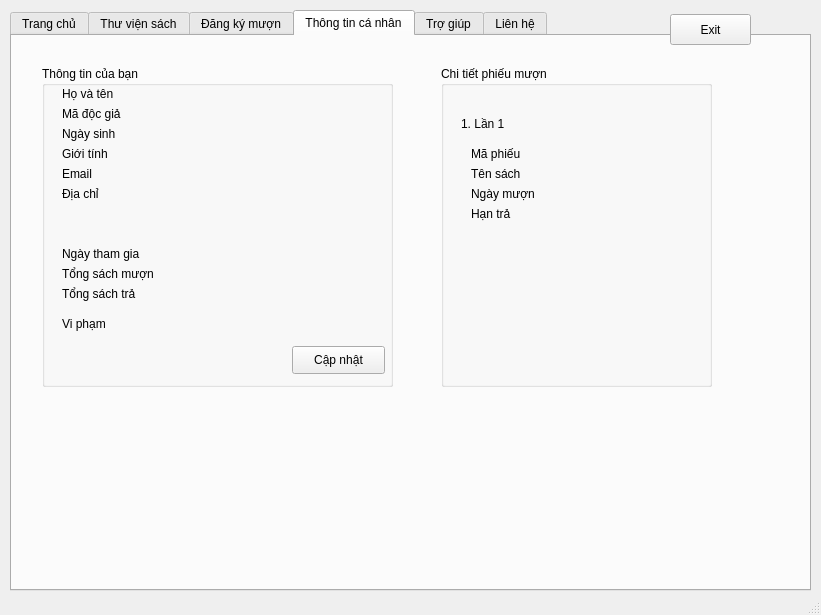
Before: the Qt Designer form reader.ui in duydvu/Library, drawn with Qt 5.
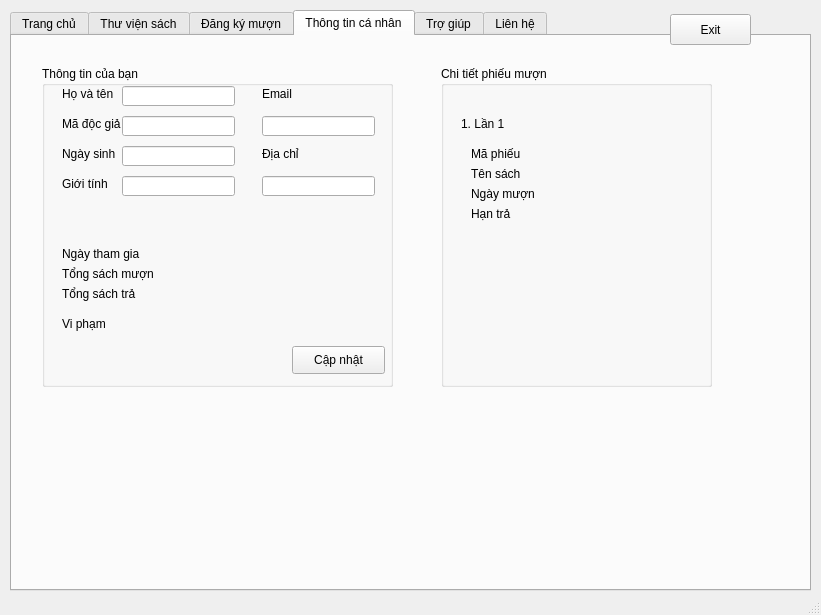
After: the same form once the commit is applied. The open tabs and pages were chosen to show the change.

```diff
--- a/reader.ui
+++ b/reader.ui
@@ -200,7 +200,7 @@
           <property name="geometry">
            <rect>
             <x>20</x>
-            <y>40</y>
+            <y>50</y>
             <width>81</width>
             <height>16</height>
            </rect>
@@ -213,7 +213,7 @@
           <property name="geometry">
            <rect>
             <x>20</x>
-            <y>60</y>
+            <y>80</y>
             <width>81</width>
             <height>16</height>
            </rect>
@@ -226,7 +226,7 @@
           <property name="geometry">
            <rect>
             <x>20</x>
-            <y>80</y>
+            <y>110</y>
             <width>81</width>
             <height>16</height>
            </rect>
@@ -238,8 +238,8 @@
          <widget class="QLabel" name="label_5">
           <property name="geometry">
            <rect>
-            <x>20</x>
-            <y>100</y>
+            <x>220</x>
+            <y>20</y>
             <width>101</width>
             <height>16</height>
            </rect>
@@ -251,8 +251,8 @@
          <widget class="QLabel" name="label_6">
           <property name="geometry">
            <rect>
-            <x>20</x>
-            <y>120</y>
+            <x>220</x>
+            <y>80</y>
             <width>101</width>
             <height>16</height>
            </rect>
@@ -326,6 +326,100 @@
            <string>Cập nhật</string>
           </property>
          </widget>
+         <widget class="QLineEdit" name="name">
+          <property name="geometry">
+           <rect>
+            <x>80</x>
+            <y>20</y>
+            <width>113</width>
+            <height>20</height>
+           </rect>
+          </property>
+          <property name="echoMode">
+           <enum>QLineEdit::Normal</enum>
+          </property>
+          <property name="readOnly">
+           <bool>true</bool>
+          </property>
+         </widget>
+         <widget class="QLineEdit" name="id">
+          <property name="geometry">
+           <rect>
+            <x>80</x>
+            <y>50</y>
+            <width>113</width>
+            <height>20</height>
+           </rect>
+          </property>
+          <property name="readOnly">
+           <bool>true</bool>
+          </property>
+         </widget>
+         <widget class="QLineEdit" name="dob">
+          <property name="geometry">
+           <rect>
+            <x>80</x>
+            <y>80</y>
+            <width>113</width>
+            <height>20</height>
+           </rect>
+          </property>
+          <property name="readOnly">
+           <bool>true</bool>
+          </property>
+         </widget>
+         <widget class="QLineEdit" name="sex">
+          <property name="geometry">
+           <rect>
+            <x>80</x>
+            <y>110</y>
+            <width>113</width>
+            <height>20</height>
+           </rect>
+          </property>
+          <property name="readOnly">
+           <bool>true</bool>
+          </property>
+         </widget>
+         <widget class="QLineEdit" name="email">
+          <property name="geometry">
+           <rect>
+            <x>220</x>
+            <y>50</y>
+            <width>113</width>
+            <height>20</height>
+           </rect>
+          </property>
+          <property name="readOnly">
+           <bool>true</bool>
+          </property>
+         </widget>
+         <widget class="QLineEdit" name="address">
+          <property name="geometry">
+           <rect>
+            <x>220</x>
+            <y>110</y>
+            <width>113</width>
+            <height>20</height>
+           </rect>
+          </property>
+          <property name="readOnly">
+           <bool>true</bool>
+          </property>
+         </widget>
+         <widget class="QLabel" name="dop">
+          <property name="geometry">
+           <rect>
+            <x>100</x>
+            <y>180</y>
+            <width>131</width>
+            <height>21</height>
+           </rect>
+          </property>
+          <property name="text">
+           <string/>
+          </property>
+         </widget>
         </widget>
         <widget class="QGroupBox" name="groupBox_3">
          <property name="geometry">
```
Left out of the diff: 297 changed lines with no effect on the pictures.
